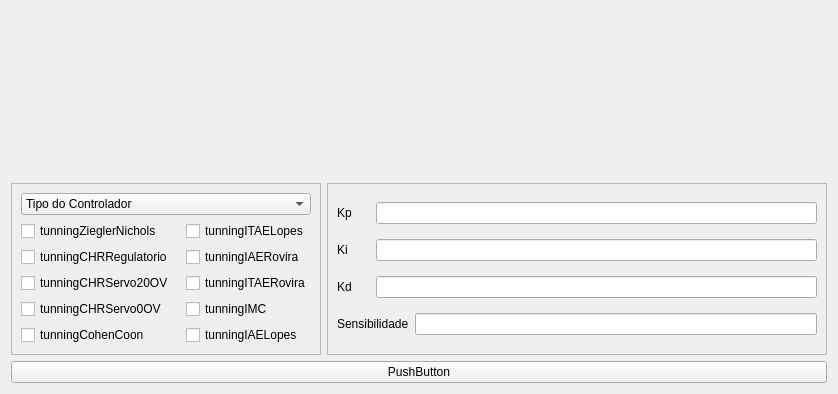
The window that simulator.ui (domingosliraneto/EletroestimulatorSoftware) describes before a commit, drawn with Qt 5.
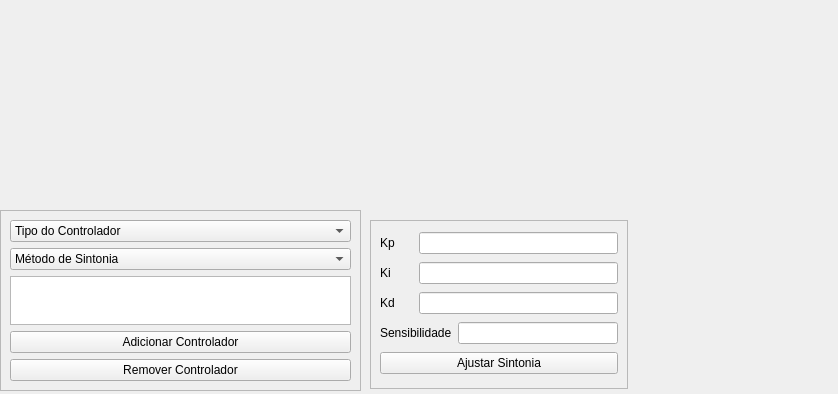
The same window after the commit.

Commit message: Adaptação da interface para sintonia de controladores PID na nova forma da biblioteca de engenharia

The edit to the form file:
```diff
--- a/simulator.ui
+++ b/simulator.ui
@@ -13,179 +13,194 @@
   <property name="windowTitle">
    <string>Form</string>
   </property>
-  <layout class="QGridLayout" name="gridLayout_3">
-   <item row="0" column="0" colspan="2">
-    <widget class="QWidget" name="widget" native="true"/>
-   </item>
-   <item row="1" column="0">
-    <widget class="QFrame" name="frame_2">
-     <property name="frameShape">
-      <enum>QFrame::StyledPanel</enum>
-     </property>
-     <property name="frameShadow">
-      <enum>QFrame::Raised</enum>
-     </property>
-     <layout class="QGridLayout" name="gridLayout">
-      <item row="3" column="2">
-       <widget class="QCheckBox" name="tunningIAERovira">
-        <property name="text">
-         <string>tunningIAERovira</string>
-        </property>
-       </widget>
+  <widget class="QWidget" name="widget" native="true">
+   <property name="geometry">
+    <rect>
+     <x>9</x>
+     <y>9</y>
+     <width>820</width>
+     <height>201</height>
+    </rect>
+   </property>
+  </widget>
+  <widget class="QFrame" name="frame">
+   <property name="geometry">
+    <rect>
+     <x>370</x>
+     <y>220</y>
+     <width>258</width>
+     <height>169</height>
+    </rect>
+   </property>
+   <property name="frameShape">
+    <enum>QFrame::StyledPanel</enum>
+   </property>
+   <property name="frameShadow">
+    <enum>QFrame::Raised</enum>
+   </property>
+   <layout class="QGridLayout" name="gridLayout_2">
+    <item row="1" column="1" colspan="2">
+     <widget class="QLineEdit" name="ki"/>
+    </item>
+    <item row="2" column="1" colspan="2">
+     <widget class="QLineEdit" name="kd"/>
+    </item>
+    <item row="0" column="0">
+     <widget class="QLabel" name="kpt">
+      <property name="text">
+       <string>Kp</string>
+      </property>
+     </widget>
+    </item>
+    <item row="0" column="1" colspan="2">
+     <widget class="QLineEdit" name="kp"/>
+    </item>
+    <item row="3" column="2">
+     <widget class="QLineEdit" name="sens"/>
+    </item>
+    <item row="2" column="0">
+     <widget class="QLabel" name="kdt">
+      <property name="text">
+       <string>Kd</string>
+      </property>
+     </widget>
+    </item>
+    <item row="3" column="0" colspan="2">
+     <widget class="QLabel" name="label_4">
+      <property name="text">
+       <string>Sensibilidade</string>
+      </property>
+     </widget>
+    </item>
+    <item row="1" column="0">
+     <widget class="QLabel" name="kit">
+      <property name="text">
+       <string>Ki</string>
+      </property>
+     </widget>
+    </item>
+    <item row="4" column="0" colspan="3">
+     <widget class="QPushButton" name="pushButton_5">
+      <property name="text">
+       <string>Ajustar Sintonia</string>
+      </property>
+     </widget>
+    </item>
+   </layout>
+  </widget>
+  <widget class="QFrame" name="frame_2">
+   <property name="geometry">
+    <rect>
+     <x>0</x>
+     <y>210</y>
+     <width>361</width>
+     <height>181</height>
+    </rect>
+   </property>
+   <property name="frameShape">
+    <enum>QFrame::StyledPanel</enum>
+   </property>
+   <property name="frameShadow">
+    <enum>QFrame::Raised</enum>
+   </property>
+   <layout class="QGridLayout" name="gridLayout">
+    <item row="4" column="2">
+     <widget class="QPushButton" name="pushButton_2">
+      <property name="text">
+       <string>Remover Controlador</string>
+      </property>
+     </widget>
+    </item>
+    <item row="3" column="2">
+     <widget class="QPushButton" name="pushButton">
+      <property name="text">
+       <string>Adicionar Controlador</string>
+      </property>
+     </widget>
+    </item>
+    <item row="0" column="2">
+     <widget class="QComboBox" name="comboBox">
+      <item>
+       <property name="text">
+        <string>Tipo do Controlador</string>
+       </property>
       </item>
-      <item row="2" column="2">
-       <widget class="QCheckBox" name="tunningITAELopes">
-        <property name="text">
-         <string>tunningITAELopes</string>
-        </property>
-       </widget>
+      <item>
+       <property name="text">
+        <string>P</string>
+       </property>
       </item>
-      <item row="8" column="2">
-       <widget class="QCheckBox" name="tunningIAELopes">
-        <property name="text">
-         <string>tunningIAELopes</string>
-        </property>
-       </widget>
+      <item>
+       <property name="text">
+        <string>PI</string>
+       </property>
       </item>
-      <item row="8" column="0">
-       <widget class="QCheckBox" name="tunningCohenCoon">
-        <property name="text">
-         <string>tunningCohenCoon</string>
-        </property>
-       </widget>
+      <item>
+       <property name="text">
+        <string>PID</string>
+       </property>
       </item>
-      <item row="4" column="2">
-       <widget class="QCheckBox" name="tunningITAERovira">
-        <property name="text">
-         <string>tunningITAERovira</string>
-        </property>
-       </widget>
+     </widget>
+    </item>
+    <item row="1" column="2">
+     <widget class="QComboBox" name="comboBox_3">
+      <item>
+       <property name="text">
+        <string>Método de Sintonia</string>
+       </property>
       </item>
-      <item row="0" column="0" colspan="3">
-       <widget class="QComboBox" name="comboBox">
-        <item>
-         <property name="text">
-          <string>Tipo do Controlador</string>
-         </property>
-        </item>
-        <item>
-         <property name="text">
-          <string>P</string>
-         </property>
-        </item>
-        <item>
-         <property name="text">
-          <string>PI</string>
-         </property>
-        </item>
-        <item>
-         <property name="text">
-          <string>PID</string>
-         </property>
-        </item>
-       </widget>
+      <item>
+       <property name="text">
+        <string>ZieglerNichols</string>
+       </property>
       </item>
-      <item row="4" column="0">
-       <widget class="QCheckBox" name="tunningCHRServo20OV">
-        <property name="text">
-         <string>tunningCHRServo20OV</string>
-        </property>
-       </widget>
+      <item>
+       <property name="text">
+        <string>CHRServo0OV</string>
+       </property>
       </item>
-      <item row="2" column="0">
-       <widget class="QCheckBox" name="tunningZieglerNichols">
-        <property name="text">
-         <string>tunningZieglerNichols</string>
-        </property>
-        <property name="checked">
-         <bool>false</bool>
-        </property>
-       </widget>
+      <item>
+       <property name="text">
+        <string>CHRServo20OV</string>
+       </property>
       </item>
-      <item row="3" column="0">
-       <widget class="QCheckBox" name="tunningCHRRegulatorio">
-        <property name="text">
-         <string>tunningCHRRegulatorio</string>
-        </property>
-       </widget>
+      <item>
+       <property name="text">
+        <string>CHRRegulatorio</string>
+       </property>
       </item>
-      <item row="5" column="0">
-       <widget class="QCheckBox" name="tunningCHRServo0OV">
-        <property name="text">
-         <string>tunningCHRServo0OV</string>
-        </property>
-       </widget>
+      <item>
+       <property name="text">
+        <string>CohenCoon</string>
+       </property>
       </item>
-      <item row="5" column="2">
-       <widget class="QCheckBox" name="tunningIMC">
-        <property name="text">
-         <string>tunningIMC</string>
-        </property>
-       </widget>
+      <item>
+       <property name="text">
+        <string>IAELopes</string>
+       </property>
       </item>
-     </layout>
-    </widget>
-   </item>
-   <item row="1" column="1">
-    <widget class="QFrame" name="frame">
-     <property name="frameShape">
-      <enum>QFrame::StyledPanel</enum>
-     </property>
-     <property name="frameShadow">
-      <enum>QFrame::Raised</enum>
-     </property>
-     <layout class="QGridLayout" name="gridLayout_2">
-      <item row="0" column="0">
-       <widget class="QLabel" name="kpt">
-        <property name="text">
-         <string>Kp</string>
-        </property>
-       </widget>
+      <item>
+       <property name="text">
+        <string>IAERovira</string>
+       </property>
       </item>
-      <item row="0" column="1" colspan="2">
-       <widget class="QLineEdit" name="kp"/>
+      <item>
+       <property name="text">
+        <string>ITAERovira</string>
+       </property>
       </item>
-      <item row="1" column="0">
-       <widget class="QLabel" name="kit">
-        <property name="text">
-         <string>Ki</string>
-        </property>
-       </widget>
+      <item>
+       <property name="text">
+        <string>IMC</string>
+       </property>
       </item>
-      <item row="1" column="1" colspan="2">
-       <widget class="QLineEdit" name="ki"/>
-      </item>
-      <item row="2" column="0">
-       <widget class="QLabel" name="kdt">
-        <property name="text">
-         <string>Kd</string>
-        </property>
-       </widget>
-      </item>
-      <item row="2" column="1" colspan="2">
-       <widget class="QLineEdit" name="kd"/>
-      </item>
-      <item row="3" column="0" colspan="2">
-       <widget class="QLabel" name="label_4">
-        <property name="text">
-         <string>Sensibilidade</string>
-        </property>
-       </widget>
-      </item>
-      <item row="3" column="2">
-       <widget class="QLineEdit" name="sens"/>
-      </item>
-     </layout>
-    </widget>
-   </item>
-   <item row="2" column="0" colspan="2">
-    <widget class="QPushButton" name="pushButton">
-     <property name="text">
-      <string>PushButton</string>
-     </property>
-    </widget>
-   </item>
-  </layout>
+     </widget>
+    </item>
+    <item row="2" column="2">
+     <widget class="QTextEdit" name="textEdit"/>
+    </item>
+   </layout>
+  </widget>
  </widget>
  <resources/>
  <connections/>
```
The commit also changes 12 other files.
